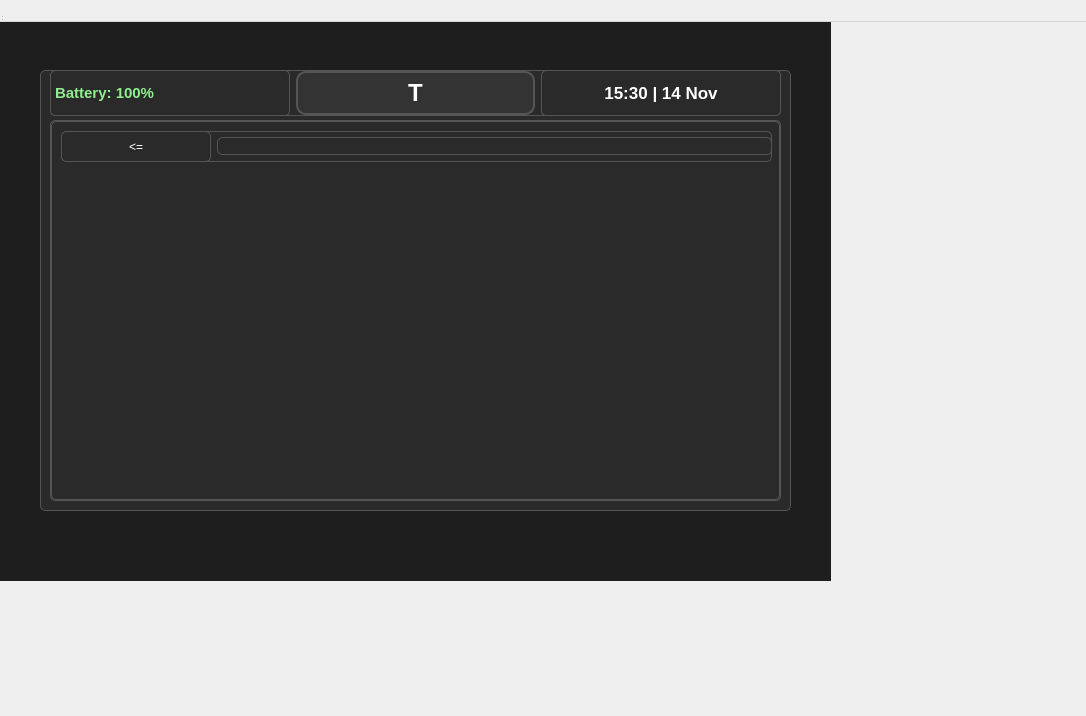
Jelloge/insulin-pump-project, file src/personalprofiles.ui: the form before one commit.
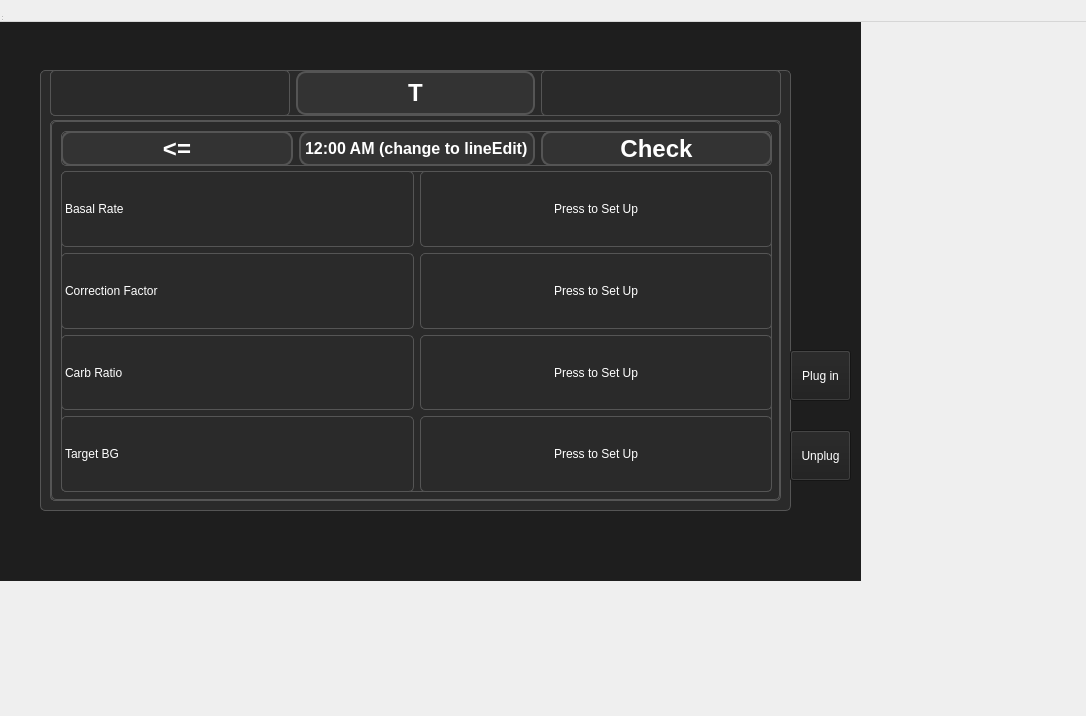
The form after the commit. The open tabs and pages were chosen to show the change.

Commit message: Merged Nikhil's option menu and profiles to main, moved tandem button functionality to mainwindow from optionsmenu, added battery and fate/time to other pages

The edit to the form file:
```diff
--- a/src/personalprofiles.ui
+++ b/src/personalprofiles.ui
@@ -10,6 +10,12 @@
     <height>716</height>
    </rect>
   </property>
+  <property name="sizePolicy">
+   <sizepolicy hsizetype="Fixed" vsizetype="Fixed">
+    <horstretch>0</horstretch>
+    <verstretch>0</verstretch>
+   </sizepolicy>
+  </property>
   <property name="windowTitle">
    <string>Insulin Pump Simulator</string>
   </property>
@@ -18,10 +24,16 @@
     <rect>
      <x>0</x>
      <y>0</y>
-     <width>831</width>
+     <width>861</width>
      <height>581</height>
     </rect>
    </property>
+   <property name="sizePolicy">
+    <sizepolicy hsizetype="Fixed" vsizetype="Fixed">
+     <horstretch>0</horstretch>
+     <verstretch>0</verstretch>
+    </sizepolicy>
+   </property>
    <property name="styleSheet">
     <string notr="true">background-color: #1E1E1E; color: white; font-family: 'Segoe UI';</string>
    </property>
@@ -59,10 +71,7 @@
          <string notr="true">font-weight: bold; font-size: 11pt; color: lightgreen;</string>
         </property>
         <property name="text">
-         <string>Battery: 100%</string>
-        </property>
-        <property name="alignment">
-         <set>Qt::AlignLeading|Qt::AlignLeft|Qt::AlignVCenter</set>
+         <string/>
         </property>
        </widget>
       </item>
@@ -101,10 +110,7 @@
          <string notr="true">font-weight: bold; font-size: 13pt; color: white;</string>
         </property>
         <property name="text">
-         <string>15:30 | 14 Nov</string>
-        </property>
-        <property name="alignment">
-         <set>Qt::AlignCenter</set>
+         <string/>
         </property>
        </widget>
       </item>
@@ -1068,7 +1074,523 @@
             </widget>
            </item>
            <item>
-            <widget class="QLineEdit" name="currentProfileNameEdit"/>
+            <widget class="QLabel" name="currProfileNameLabel">
+             <property name="text">
+              <string>Current Profile Name</string>
+             </property>
+            </widget>
+           </item>
+          </layout>
+         </widget>
+         <widget class="QWidget" name="gridLayoutWidget_2">
+          <property name="geometry">
+           <rect>
+            <x>10</x>
+            <y>50</y>
+            <width>711</width>
+            <height>321</height>
+           </rect>
+          </property>
+          <layout class="QGridLayout" name="gridLayout_2">
+           <item row="0" column="0" alignment="Qt::AlignLeft">
+            <widget class="QLabel" name="timedSettingsLabel">
+             <property name="sizePolicy">
+              <sizepolicy hsizetype="Fixed" vsizetype="Fixed">
+               <horstretch>0</horstretch>
+               <verstretch>0</verstretch>
+              </sizepolicy>
+             </property>
+             <property name="minimumSize">
+              <size>
+               <width>0</width>
+               <height>0</height>
+              </size>
+             </property>
+             <property name="text">
+              <string>Timed Settings</string>
+             </property>
+            </widget>
+           </item>
+           <item row="1" column="0">
+            <widget class="QPushButton" name="timedSettingsButton">
+             <property name="sizePolicy">
+              <sizepolicy hsizetype="Minimum" vsizetype="Fixed">
+               <horstretch>0</horstretch>
+               <verstretch>0</verstretch>
+              </sizepolicy>
+             </property>
+             <property name="minimumSize">
+              <size>
+               <width>0</width>
+               <height>75</height>
+              </size>
+             </property>
+             <property name="text">
+              <string>Press to Set Up</string>
+             </property>
+            </widget>
+           </item>
+           <item row="2" column="0" alignment="Qt::AlignLeft">
+            <widget class="QLabel" name="bolusSettingsLabel">
+             <property name="sizePolicy">
+              <sizepolicy hsizetype="Fixed" vsizetype="Fixed">
+               <horstretch>0</horstretch>
+               <verstretch>0</verstretch>
+              </sizepolicy>
+             </property>
+             <property name="minimumSize">
+              <size>
+               <width>0</width>
+               <height>0</height>
+              </size>
+             </property>
+             <property name="text">
+              <string>Bolus Settings</string>
+             </property>
+            </widget>
+           </item>
+           <item row="3" column="0">
+            <widget class="QPushButton" name="bolusSettingsButton">
+             <property name="minimumSize">
+              <size>
+               <width>0</width>
+               <height>75</height>
+              </size>
+             </property>
+             <property name="text">
+              <string>PushButton</string>
+             </property>
+            </widget>
+           </item>
+          </layout>
+         </widget>
+        </widget>
+        <widget class="QWidget" name="timedSettingsPage">
+         <widget class="QWidget" name="horizontalLayoutWidget_7">
+          <property name="geometry">
+           <rect>
+            <x>10</x>
+            <y>10</y>
+            <width>711</width>
+            <height>35</height>
+           </rect>
+          </property>
+          <layout class="QHBoxLayout" name="horizontalLayout_12">
+           <item>
+            <widget class="QPushButton" name="backButton_10">
+             <property name="sizePolicy">
+              <sizepolicy hsizetype="Minimum" vsizetype="Preferred">
+               <horstretch>0</horstretch>
+               <verstretch>0</verstretch>
+              </sizepolicy>
+             </property>
+             <property name="styleSheet">
+              <string notr="true">QPushButton {
+    font: bold 18pt;
+    background-color: #333;
+    color: white;
+    border-radius: 10px;
+    border: 2px solid #555;
+ }</string>
+             </property>
+             <property name="text">
+              <string>&lt;=</string>
+             </property>
+            </widget>
+           </item>
+           <item>
+            <widget class="QLabel" name="profileTimeLabel">
+             <property name="styleSheet">
+              <string notr="true">QLabel {
+    font: bold 12pt;
+    background-color: #333;
+    color: white;
+    border-radius: 10px;
+    border: 2px solid #555;
+        qproperty-alignment: 'AlignCenter';
+}</string>
+             </property>
+             <property name="text">
+              <string>12:00 AM (change to lineEdit)</string>
+             </property>
+            </widget>
+           </item>
+           <item>
+            <widget class="QPushButton" name="checkButton_3">
+             <property name="sizePolicy">
+              <sizepolicy hsizetype="Minimum" vsizetype="Preferred">
+               <horstretch>0</horstretch>
+               <verstretch>0</verstretch>
+              </sizepolicy>
+             </property>
+             <property name="styleSheet">
+              <string notr="true">QPushButton {
+    font: bold 18pt;
+    background-color: #333;
+    color: white;
+    border-radius: 10px;
+    border: 2px solid #555;
+}</string>
+             </property>
+             <property name="text">
+              <string>Check</string>
+             </property>
+            </widget>
+           </item>
+          </layout>
+         </widget>
+         <widget class="QWidget" name="gridLayoutWidget_3">
+          <property name="geometry">
+           <rect>
+            <x>10</x>
+            <y>50</y>
+            <width>711</width>
+            <height>321</height>
+           </rect>
+          </property>
+          <layout class="QGridLayout" name="gridLayout_3">
+           <item row="1" column="0">
+            <widget class="QLabel" name="correctionFactorLabel">
+             <property name="sizePolicy">
+              <sizepolicy hsizetype="Minimum" vsizetype="Minimum">
+               <horstretch>0</horstretch>
+               <verstretch>0</verstretch>
+              </sizepolicy>
+             </property>
+             <property name="minimumSize">
+              <size>
+               <width>335</width>
+               <height>0</height>
+              </size>
+             </property>
+             <property name="text">
+              <string>Correction Factor</string>
+             </property>
+            </widget>
+           </item>
+           <item row="2" column="0">
+            <widget class="QLabel" name="carbRatioLabel">
+             <property name="sizePolicy">
+              <sizepolicy hsizetype="Minimum" vsizetype="Minimum">
+               <horstretch>0</horstretch>
+               <verstretch>0</verstretch>
+              </sizepolicy>
+             </property>
+             <property name="minimumSize">
+              <size>
+               <width>335</width>
+               <height>0</height>
+              </size>
+             </property>
+             <property name="text">
+              <string>Carb Ratio</string>
+             </property>
+            </widget>
+           </item>
+           <item row="3" column="0">
+            <widget class="QLabel" name="targetBGLabel">
+             <property name="sizePolicy">
+              <sizepolicy hsizetype="Minimum" vsizetype="Minimum">
+               <horstretch>0</horstretch>
+               <verstretch>0</verstretch>
+              </sizepolicy>
+             </property>
+             <property name="minimumSize">
+              <size>
+               <width>335</width>
+               <height>0</height>
+              </size>
+             </property>
+             <property name="text">
+              <string>Target BG</string>
+             </property>
+            </widget>
+           </item>
+           <item row="0" column="0">
+            <widget class="QLabel" name="basalRateLabel">
+             <property name="sizePolicy">
+              <sizepolicy hsizetype="Minimum" vsizetype="Minimum">
+               <horstretch>0</horstretch>
+               <verstretch>0</verstretch>
+              </sizepolicy>
+             </property>
+             <property name="minimumSize">
+              <size>
+               <width>335</width>
+               <height>0</height>
+              </size>
+             </property>
+             <property name="text">
+              <string>Basal Rate</string>
+             </property>
+            </widget>
+           </item>
+           <item row="0" column="1">
+            <widget class="QPushButton" name="basalRateButton">
+             <property name="sizePolicy">
+              <sizepolicy hsizetype="Minimum" vsizetype="Minimum">
+               <horstretch>0</horstretch>
+               <verstretch>0</verstretch>
+              </sizepolicy>
+             </property>
+             <property name="minimumSize">
+              <size>
+               <width>335</width>
+               <height>0</height>
+              </size>
+             </property>
+             <property name="text">
+              <string>Press to Set Up</string>
+             </property>
+            </widget>
+           </item>
+           <item row="1" column="1">
+            <widget class="QPushButton" name="correctionFactorButton">
+             <property name="sizePolicy">
+              <sizepolicy hsizetype="Minimum" vsizetype="Minimum">
+               <horstretch>0</horstretch>
+               <verstretch>0</verstretch>
+              </sizepolicy>
+             </property>
+             <property name="minimumSize">
+              <size>
+               <width>335</width>
+               <height>0</height>
+              </size>
+             </property>
+             <property name="text">
+              <string>Press to Set Up</string>
+             </property>
+            </widget>
+           </item>
+           <item row="2" column="1">
+            <widget class="QPushButton" name="carbRatioButton">
+             <property name="sizePolicy">
+              <sizepolicy hsizetype="Minimum" vsizetype="Minimum">
+               <horstretch>0</horstretch>
+               <verstretch>0</verstretch>
+              </sizepolicy>
+             </property>
+             <property name="minimumSize">
+              <size>
+               <width>335</width>
+               <height>0</height>
+              </size>
+             </property>
+             <property name="text">
+              <string>Press to Set Up</string>
+             </property>
+            </widget>
+           </item>
+           <item row="3" column="1">
+            <widget class="QPushButton" name="targetBGButton">
+             <property name="sizePolicy">
+              <sizepolicy hsizetype="Minimum" vsizetype="Minimum">
+               <horstretch>0</horstretch>
+               <verstretch>0</verstretch>
+              </sizepolicy>
+             </property>
+             <property name="minimumSize">
+              <size>
+               <width>335</width>
+               <height>0</height>
+              </size>
+             </property>
+             <property name="text">
+              <string>Press to Set Up</string>
+             </property>
+            </widget>
+           </item>
+          </layout>
+         </widget>
+        </widget>
+        <widget class="QWidget" name="bolusSettingsPage">
+         <widget class="QWidget" name="gridLayoutWidget_4">
+          <property name="geometry">
+           <rect>
+            <x>10</x>
+            <y>50</y>
+            <width>711</width>
+            <height>321</height>
+           </rect>
+          </property>
+          <layout class="QGridLayout" name="gridLayout_4">
+           <item row="1" column="0">
+            <widget class="QLabel" name="correctionFactorLabel_2">
+             <property name="sizePolicy">
+              <sizepolicy hsizetype="Minimum" vsizetype="Minimum">
+               <horstretch>0</horstretch>
+               <verstretch>0</verstretch>
+              </sizepolicy>
+             </property>
+             <property name="minimumSize">
+              <size>
+               <width>77</width>
+               <height>0</height>
+              </size>
+             </property>
+             <property name="text">
+              <string>Max Bolus</string>
+             </property>
+            </widget>
+           </item>
+           <item row="0" column="1">
+            <widget class="QPushButton" name="insulinDurationButton">
+             <property name="sizePolicy">
+              <sizepolicy hsizetype="Minimum" vsizetype="Minimum">
+               <horstretch>0</horstretch>
+               <verstretch>0</verstretch>
+              </sizepolicy>
+             </property>
+             <property name="minimumSize">
+              <size>
+               <width>101</width>
+               <height>0</height>
+              </size>
+             </property>
+             <property name="text">
+              <string>Press to Set Up</string>
+             </property>
+            </widget>
+           </item>
+           <item row="1" column="1">
+            <widget class="QPushButton" name="maxBolusButton">
+             <property name="sizePolicy">
+              <sizepolicy hsizetype="Minimum" vsizetype="Minimum">
+               <horstretch>0</horstretch>
+               <verstretch>0</verstretch>
+              </sizepolicy>
+             </property>
+             <property name="minimumSize">
+              <size>
+               <width>101</width>
+               <height>0</height>
+              </size>
+             </property>
+             <property name="text">
+              <string>Press to Set Up</string>
+             </property>
+            </widget>
+           </item>
+           <item row="0" column="0">
+            <widget class="QLabel" name="insulinDurationLabel">
+             <property name="sizePolicy">
+              <sizepolicy hsizetype="Minimum" vsizetype="Minimum">
+               <horstretch>0</horstretch>
+               <verstretch>0</verstretch>
+              </sizepolicy>
+             </property>
+             <property name="minimumSize">
+              <size>
+               <width>114</width>
+               <height>0</height>
+              </size>
+             </property>
+             <property name="text">
+              <string>Insulin Duration</string>
+             </property>
+            </widget>
+           </item>
+           <item row="2" column="0" colspan="2">
+            <widget class="QCheckBox" name="carbohydratesCheckBox">
+             <property name="sizePolicy">
+              <sizepolicy hsizetype="Minimum" vsizetype="Minimum">
+               <horstretch>0</horstretch>
+               <verstretch>0</verstretch>
+              </sizepolicy>
+             </property>
+             <property name="minimumSize">
+              <size>
+               <width>119</width>
+               <height>0</height>
+              </size>
+             </property>
+             <property name="styleSheet">
+              <string notr="true"/>
+             </property>
+             <property name="text">
+              <string>Carbohydrates</string>
+             </property>
+             <property name="iconSize">
+              <size>
+               <width>20</width>
+               <height>20</height>
+              </size>
+             </property>
+            </widget>
+           </item>
+          </layout>
+         </widget>
+         <widget class="QWidget" name="horizontalLayoutWidget_8">
+          <property name="geometry">
+           <rect>
+            <x>10</x>
+            <y>10</y>
+            <width>711</width>
+            <height>35</height>
+           </rect>
+          </property>
+          <layout class="QHBoxLayout" name="horizontalLayout_13">
+           <item>
+            <widget class="QPushButton" name="backButton_11">
+             <property name="sizePolicy">
+              <sizepolicy hsizetype="Minimum" vsizetype="Preferred">
+               <horstretch>0</horstretch>
+               <verstretch>0</verstretch>
+              </sizepolicy>
+             </property>
+             <property name="styleSheet">
+              <string notr="true">QPushButton {
+    font: bold 18pt;
+    background-color: #333;
+    color: white;
+    border-radius: 10px;
+    border: 2px solid #555;
+ }</string>
+             </property>
+             <property name="text">
+              <string>&lt;=</string>
+             </property>
+            </widget>
+           </item>
+           <item>
+            <widget class="QLabel" name="bolusSettingsLabel_2">
+             <property name="styleSheet">
+              <string notr="true">QLabel {
+    font: bold 12pt;
+    background-color: #333;
+    color: white;
+    border-radius: 10px;
+    border: 2px solid #555;
+        qproperty-alignment: 'AlignCenter';
+}</string>
+             </property>
+             <property name="text">
+              <string>Bolus Settings</string>
+             </property>
+            </widget>
+           </item>
+           <item>
+            <widget class="QPushButton" name="checkButton_4">
+             <property name="sizePolicy">
+              <sizepolicy hsizetype="Minimum" vsizetype="Preferred">
+               <horstretch>0</horstretch>
+               <verstretch>0</verstretch>
+              </sizepolicy>
+             </property>
+             <property name="styleSheet">
+              <string notr="true">QPushButton {
+    font: bold 18pt;
+    background-color: #333;
+    color: white;
+    border-radius: 10px;
+    border: 2px solid #555;
+}</string>
+             </property>
+             <property name="text">
+              <string>Check</string>
+             </property>
+            </widget>
            </item>
           </layout>
          </widget>
@@ -1078,6 +1600,32 @@
      </layout>
     </widget>
    </widget>
+   <widget class="QPushButton" name="ChargeButton">
+    <property name="geometry">
+     <rect>
+      <x>790</x>
+      <y>350</y>
+      <width>61</width>
+      <height>51</height>
+     </rect>
+    </property>
+    <property name="text">
+     <string>Plug in</string>
+    </property>
+   </widget>
+   <widget class="QPushButton" name="UnplugButton">
+    <property name="geometry">
+     <rect>
+      <x>790</x>
+      <y>430</y>
+      <width>61</width>
+      <height>51</height>
+     </rect>
+    </property>
+    <property name="text">
+     <string>Unplug</string>
+    </property>
+   </widget>
   </widget>
   <widget class="QMenuBar" name="menubar">
    <property name="geometry">
```
Left out of the diff: 42 changed lines with no effect on the pictures. The commit also changes 15 other files.
